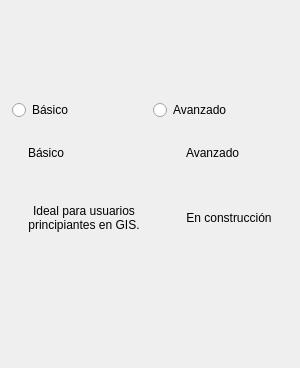
First picture: the form in src/frontend/ui/wizard_02_mode.ui, repository Cristian-Blanco/Geo-Time-Lapse, before the edit.
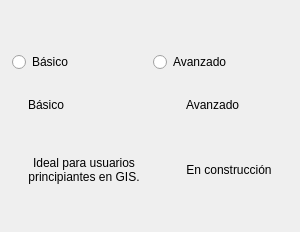
Second picture: the form after the edit.

Commit message:
[Add] UI image type filter wizard
- Added wizard step to select satellite image filter (natural, infrared, radar)
- Implemented visual layout and card-based selection for image types
- Added contextual “when to use” panel linked to selected option
- Created global_controls.qss to centralize shared styles (selects, sliders, scrollbars)

```diff
--- a/src/frontend/ui/wizard_02_mode.ui
+++ b/src/frontend/ui/wizard_02_mode.ui
@@ -3,11 +3,20 @@
  <widget class="QWidget" name="WizardMode">
   <layout class="QVBoxLayout" name="pageLayout">
    <property name="leftMargin"><number>12</number></property>
-   <property name="topMargin"><number>100</number></property>
+   <property name="topMargin"><number>12</number></property>
    <property name="rightMargin"><number>12</number></property>
-   <property name="bottomMargin"><number>100</number></property>
+   <property name="bottomMargin"><number>12</number></property>
    <property name="spacing"><number>10</number></property>
 
+   <item>
+    <spacer name="sp_page_top">
+     <property name="orientation"><enum>Qt::Vertical</enum></property>
+     <property name="sizeHint" stdset="0">
+      <size><width>20</width><height>40</height></size>
+     </property>
+    </spacer>
+   </item>
+
      <!-- Hidden radios (compat / state) -->
     <item>
         <widget class="QWidget" name="hidden_radios">
```
The commit also changes 21 other files.
